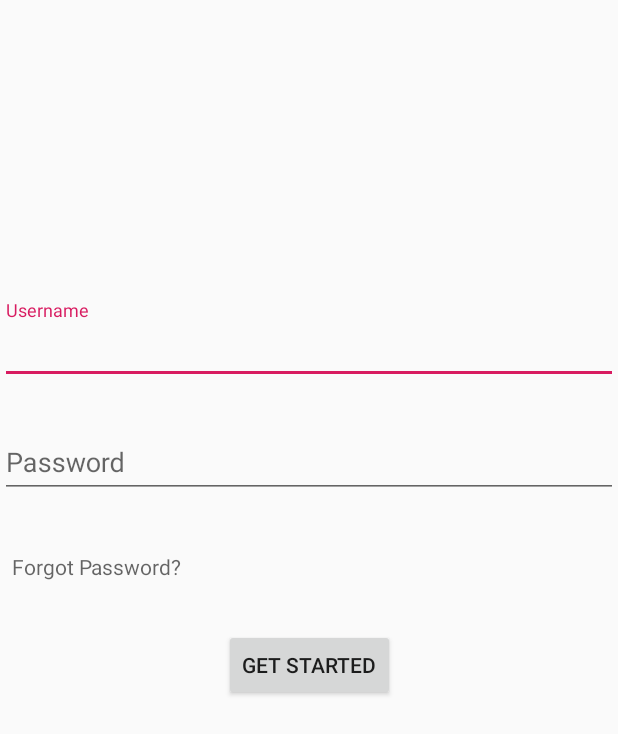
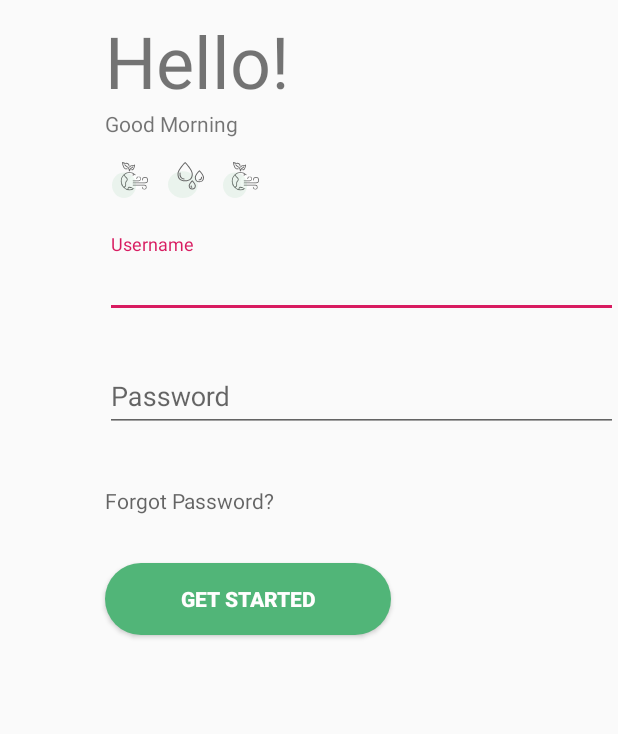
Before and after one commit to Deadshot619/MPCB, an Android app: the layout activity_login.xml on its own in the app's theme, with its tools: preview values and no code run, on a phone screen of 412 x 824 dp. Shown: the top 734 px of the screen. Run offline under Robolectric (Android 15) with nearby library versions, the phone set to English and light mode, and no system bars.

Commit message:
#commit for splash screen and login screen ui

```diff
--- a/app/src/main/java/com/example/mpcb/splash/SplashActivity.kt
+++ b/app/src/main/java/com/example/mpcb/splash/SplashActivity.kt
@@ -27,11 +27,10 @@ class SplashActivity : BaseActivity<ActivitySplashBinding, SplashViewModel>(), S
 
     override fun onBinding() {
         handler.postDelayed({
-
             IntentNavigator.navigateToLoginActivity(this)
             mPref.setLogin(true)
             mPref.setPreferences(Constants.mloginUserKey,"ABCD")
-        }, 2000)
+        }, 20000)
 
 
     }
--- /dev/null
+++ b/app/src/main/res/drawable/btn_drawable.xml
@@ -0,0 +1,18 @@
+<?xml version="1.0" encoding="utf-8"?>
+<shape xmlns:android="http://schemas.android.com/apk/res/android"
+       android:shape="rectangle">
+
+    <size
+            android:width="25dp"
+            android:height="5dp"
+    />
+
+    <solid
+            android:color="@color/colorBtn"
+    />
+
+    <corners
+            android:radius="30dp"
+    />
+
+</shape>
--- /dev/null
+++ b/app/src/main/res/drawable/ic_noise_logo.xml
@@ -0,0 +1,9 @@
+<vector android:height="24dp" android:viewportHeight="28.975"
+    android:viewportWidth="29.67" android:width="24dp" xmlns:android="http://schemas.android.com/apk/res/android">
+    <path android:fillAlpha="0.097" android:fillColor="#51b578"
+        android:pathData="M11,17.975m-11,0a11,11 0,1 1,22 0a11,11 0,1 1,-22 0" android:strokeAlpha="0.097"/>
+    <path android:fillColor="#676767" android:pathData="M20.772,10.847a1.037,1.037 0,0 0,0 -1.466l-0.489,-0.489a1.037,1.037 0,0 0,-1.466 0l-3.594,-3.594 -1.841,6.593 -3.11,3.111a1.038,1.038 0,0 0,0 1.466l-0.489,0.489a2.073,2.073 0,0 0,2.932 2.932l0.489,-0.488a1.037,1.037 0,0 0,1.466 0l3.112,-3.113 6.59,-1.841zM19.795,9.381l0.489,0.489a0.345,0.345 0,0 1,0 0.489l-0.489,-0.489 -0.489,-0.489a0.345,0.345 0,0 1,0.489 0zM15.572,6.624l7.472,7.472 -5.345,1.5 -3.623,-3.624zM12.713,18.912l-0.489,0.489a1.417,1.417 0,0 1,-1.955 0,1.385 1.385,0 0,1 0,-1.955l0.489,-0.489zM14.179,18.912a0.346,0.346 0,0 1,-0.489 0l-2.932,-2.932a0.346,0.346 0,0 1,0 -0.489l2.933,-2.932 3.421,3.421zM14.179,18.912"/>
+    <path android:fillColor="#676767" android:pathData="M27.596,6.911v-2.419h-2.42v0.691h1.239l-1.61,1.61 -1.728,-1.382 -1.947,1.947 0.489,0.489 1.509,-1.509 1.728,1.382 2.048,-2.048v1.239zM27.596,6.911"/>
+    <path android:fillColor="#676767" android:pathData="M20.71,1.842l1.728,1.382 2.048,-2.048v1.243h0.691L25.177,0h-2.42v0.691h1.239l-1.61,1.61 -1.729,-1.382 -1.947,1.947 0.489,0.489zM20.71,1.842"/>
+    <path android:fillColor="#676767" android:pathData="M27.25,9.33v0.691h1.239l-1.61,1.61 -1.728,-1.382 -1.947,1.947 0.489,0.489 1.509,-1.509 1.728,1.382 2.048,-2.048v1.239h0.691v-2.419zM27.25,9.33"/>
+</vector>
--- /dev/null
+++ b/app/src/main/res/drawable/ic_plantaion_logo.xml
@@ -0,0 +1,13 @@
+<vector android:height="24dp" android:viewportHeight="31.19"
+    android:viewportWidth="32.846" android:width="24dp" xmlns:android="http://schemas.android.com/apk/res/android">
+    <path android:fillColor="#676767" android:pathData="M15.856,2.855a2.327,2.327 0,0 0,-0.279 -0.884,2.186 2.186,0 0,0 -0.635,-0.711 3.424,3.424 0,0 0,-2.418 -0.489,5.137 5.137,0 0,1 -2.75,-0.7 0.374,0.374 0,0 0,-0.594 0.341,9.843 9.843,0 0,0 1.39,4.593 3.141,3.141 0,0 0,1.546 1.248,2.378 2.378,0 0,0 1.665,-0.055 2.837,2.837 0,0 0,0.451 -0.224q-0.042,-0.074 -0.089,-0.146a2.441,2.441 0,0 0,-0.377 -0.444,2.062 2.062,0 0,1 -0.254,0.123 1.642,1.642 0,0 1,-1.149 0.04,2.414 2.414,0 0,1 -1.168,-0.967 8.3,8.3 0,0 1,-1.176 -3.556,5.328 5.328,0 0,0 2.577,0.484 2.729,2.729 0,0 1,1.9 0.351,1.443 1.443,0 0,1 0.423,0.47 1.578,1.578 0,0 1,0.188 0.6,2.053 2.053,0 0,1 -0.028,0.605 4.48,4.48 0,0 1,0.616 0.588,2.94 2.94,0 0,0 0.161,-1.267z"/>
+    <path android:fillColor="#676767" android:pathData="M19.34,3.822a0.374,0.374 0,0 0,-0.522 0.087l-0.009,0.013a2.869,2.869 0,0 1,-1.077 0.833,3.486 3.486,0 0,0 -1.726,1.623 4.391,4.391 0,0 0,-2.587 -3,3.961 3.961,0 0,1 -1.5,-1.168 0.374,0.374 0,0 0,-0.618 0.423,4.546 4.546,0 0,0 1.758,1.4c1.075,0.586 2.2,1.206 2.441,3.89h0.438c0.11,0 0.389,0 0.423,0.011a2.813,2.813 0,0 1,1.726 -2.509,3.533 3.533,0 0,0 1.339,-1.081 0.374,0.374 0,0 0,-0.086 -0.522z"/>
+    <path android:fillColor="#676767" android:pathData="M15.934,8.658a7.929,7.929 0,1 0,7.924 7.934,7.929 7.929,0 0,0 -7.924,-7.934zM19.814,10.558a7.193,7.193 0,0 1,2.9 3.713,10.633 10.633,0 0,0 -1.529,-1.079c-1.035,-0.634 -1.796,-1.111 -1.371,-2.634zM10.227,20.958a7.191,7.191 0,0 1,0.616 -9.446,4.953 4.953,0 0,0 1.642,2.06c0.565,0.484 1.07,0.92 1.081,1.527a1.843,1.843 0,0 1,-0.563 1.138,3.821 3.821,0 0,0 -0.886,1.6 4.771,4.771 0,0 0,-0.038 1.163,4.718 4.718,0 0,1 -0.144,1.8c-0.179,0.428 -0.636,0.597 -1.708,0.158zM15.927,23.767a7.255,7.255 0,0 1,-0.876 -0.053,1.14 1.14,0 0,1 0.393,-1.4c0.33,-0.241 1.24,0.03 2.2,0.315 0.5,0.148 1,0.3 1.481,0.391a7.149,7.149 0,0 1,-3.202 0.747zM20.221,22.339a6.313,6.313 0,0 1,-2.374 -0.423c-1.14,-0.341 -2.223,-0.662 -2.854,-0.2a1.779,1.779 0,0 0,-0.759 1.851,7.159 7.159,0 0,1 -3.05,-1.591 1.341,1.341 0,0 0,1.445 -0.874,5.382 5.382,0 0,0 0.212,-2.126 4.544,4.544 0,0 1,0.017 -0.963,3.213 3.213,0 0,1 0.738,-1.3 2.355,2.355 0,0 0,0.73 -1.62c-0.017,-0.948 -0.635,-1.481 -1.341,-2.086a4.054,4.054 0,0 1,-1.513 -2.041,7.17 7.17,0 0,1 7.677,-0.8c-0.717,2.2 0.286,2.816 1.644,3.658a7.12,7.12 0,0 1,2.255 1.917,7.2 7.2,0 0,1 -2.826,6.592z"/>
+    <path android:fillColor="#fff" android:pathData="M22.083,11.228A6.108,6.108 0,1 1,15.975 17.336,6.108 6.108,0 0,1 22.083,11.228z"/>
+    <path android:fillColor="#676767" android:pathData="M20.689,2.251a0.374,0.374 0,0 0,-0.227 0.05,3.784 3.784,0 0,1 -2,0.51 2.627,2.627 0,0 0,-1.857 0.379,1.716 1.716,0 0,0 -0.5,0.556 1.822,1.822 0,0 0,-0.212 0.692,2.185 2.185,0 0,0 0.032,0.7 3.836,3.836 0,0 1,0.711 -0.6v-0.018a1.073,1.073 0,0 1,0.127 -0.408,0.973 0.973,0 0,1 0.286,-0.313 1.879,1.879 0,0 1,1.339 -0.241,3.914 3.914,0 0,0 1.8,-0.3 5.859,5.859 0,0 1,-0.831 2.422,1.692 1.692,0 0,1 -0.817,0.681 1.1,1.1 0,0 1,-0.613 0.028,3.452 3.452,0 0,0 -0.518,0.6l0.08,0.034a1.857,1.857 0,0 0,1.3 0.042,2.42 2.42,0 0,0 1.191,-0.963 7.4,7.4 0,0 0,1.045 -3.444,0.374 0.374,0 0,0 -0.336,-0.407z"/>
+    <path android:fillColor="#676767" android:pathData="M30.114,12.999a2.735,2.735 0,0 0,-2.73 2.732,0.3 0.3,0 1,0 0.607,0 2.125,2.125 0,1 1,2.125 2.125L19.184,17.856a0.3,0.3 0,0 0,0 0.607h10.93a2.732,2.732 0,1 0,0 -5.463z"/>
+    <path android:fillColor="#676767" android:pathData="M24.347,12.392a2.127,2.127 0,0 0,-2.125 2.125,0.3 0.3,0 1,0 0.607,0 1.518,1.518 0,1 1,1.518 1.518L19.184,16.035a0.3,0.3 0,0 0,0 0.607h5.16a2.125,2.125 0,0 0,0 -4.249z"/>
+    <path android:fillColor="#676767" android:pathData="M29.507,19.676L19.184,19.676a0.3,0.3 0,1 0,0 0.607h10.32a1.518,1.518 0,1 1,-1.518 1.518,0.3 0.3,0 0,0 -0.607,0A2.125,2.125 0,1 0,29.507 19.676z"/>
+    <path android:fillAlpha="0.097" android:fillColor="#51b578"
+        android:pathData="M11,20.19m-11,0a11,11 0,1 1,22 0a11,11 0,1 1,-22 0" android:strokeAlpha="0.097"/>
+</vector>
--- /dev/null
+++ b/app/src/main/res/drawable/ic_water_logo.xml
@@ -0,0 +1,11 @@
+<vector android:height="24dp" android:viewportHeight="29.488"
+    android:viewportWidth="26.556" android:width="24dp" xmlns:android="http://schemas.android.com/apk/res/android">
+    <path android:fillAlpha="0.097" android:fillColor="#51b578"
+        android:pathData="M11,18.488m-11,0a11,11 0,1 1,22 0a11,11 0,1 1,-22 0" android:strokeAlpha="0.097"/>
+    <path android:fillColor="#676767" android:pathData="M12.642,15.789c3.638,0 5.641,-2.137 5.641,-6.017 0,-3.633 -5.143,-9.409 -5.361,-9.653a0.388,0.388 0,0 0,-0.56 0C12.143,0.363 7,6.139 7,9.772c0,3.88 2.004,6.017 5.642,6.017zM12.642,0.944c1.077,1.264 4.889,5.94 4.889,8.828 0,2.4 -0.848,5.265 -4.889,5.265S7.753,12.174 7.753,9.772C7.753,6.884 11.563,2.208 12.642,0.944zM12.642,0.944"/>
+    <path android:fillColor="#676767" android:pathData="M23.172,16.541c2.151,0 3.385,-1.435 3.385,-3.939 0,-2.351 -2.983,-5.582 -3.109,-5.719a0.387,0.387 0,0 0,-0.551 0c-0.127,0.137 -3.109,3.368 -3.109,5.719 0,2.504 1.233,3.939 3.384,3.939zM23.172,7.707c0.725,0.844 2.633,3.222 2.633,4.9 0,2.115 -0.886,3.187 -2.633,3.187s-2.633,-1.072 -2.633,-3.187c0.001,-1.678 1.911,-4.056 2.633,-4.9zM23.172,7.707"/>
+    <path android:fillColor="#676767" android:pathData="M17.625,15.164c-0.1,0.109 -2.35,2.684 -2.35,4.386 0,1.912 0.96,3.009 2.633,3.009s2.633,-1.1 2.633,-3.009c0,-1.7 -2.255,-4.277 -2.35,-4.386a0.388,0.388 0,0 0,-0.564 0zM17.907,21.806c-1.247,0 -1.88,-0.759 -1.88,-2.257 0,-1.022 1.177,-2.686 1.88,-3.553 0.7,0.865 1.88,2.53 1.88,3.553 0,1.498 -0.633,2.258 -1.88,2.258zM17.907,21.806"/>
+    <path android:fillColor="#676767" android:pathData="M11.852,14.283h0.038a0.376,0.376 0,0 0,0.038 -0.75,2.755 2.755,0 0,1 -2.009,-1.026 5.126,5.126 0,0 1,-0.666 -3.427,0.376 0.376,0 0,0 -0.742,-0.123 5.8,5.8 0,0 0,0.808 4.005,3.476 3.476,0 0,0 2.533,1.321zM11.852,14.283"/>
+    <path android:fillColor="#676767" android:pathData="M22.796,15.037a2.618,2.618 0,0 0,1.839 -0.792,2.248 2.248,0 0,0 0.412,-1.9 0.376,0.376 0,0 0,-0.742 0.124,1.543 1.543,0 0,1 -0.241,1.289 1.872,1.872 0,0 1,-1.268 0.53,0.376 0.376,0 0,0 0,0.752zM22.796,15.037"/>
+    <path android:fillColor="#676767" android:pathData="M17.698,20.342a0.431,0.431 0,0 1,-0.208 -0.624,0.376 0.376,0 0,0 -0.673,-0.336 1.183,1.183 0,0 0,0.544 1.635,0.376 0.376,0 1,0 0.336,-0.673zM17.698,20.342"/>
+</vector>
--- a/app/src/main/res/layout/activity_login.xml
+++ b/app/src/main/res/layout/activity_login.xml
@@ -1,19 +1,81 @@
 <?xml version="1.0" encoding="utf-8"?>
 <layout xmlns:android="http://schemas.android.com/apk/res/android"
-        xmlns:app="http://schemas.android.com/apk/res-auto" xmlns:tools="http://schemas.android.com/tools">
+        xmlns:app="http://schemas.android.com/apk/res-auto"
+        xmlns:tools="http://schemas.android.com/tools">
+
+
     <androidx.constraintlayout.widget.ConstraintLayout
             android:layout_width="match_parent"
             android:layout_height="match_parent"
             tools:context=".login.LoginActivity">
 
+
+        <androidx.appcompat.widget.AppCompatTextView
+                android:id="@+id/welome_msg_one"
+                android:layout_width="0dp"
+                android:layout_height="wrap_content"
+                android:text="Hello!"
+                android:textSize="48sp"
+                app:layout_constraintStart_toStartOf="@+id/splash_guideline"
+                android:layout_marginLeft="8dp"
+                android:layout_marginStart="8dp"
+                android:layout_marginTop="8dp"
+                app:layout_constraintTop_toTopOf="parent"/>
+
+        <androidx.appcompat.widget.AppCompatTextView
+                android:id="@+id/welcome_msg_two"
+                android:layout_width="wrap_content"
+                android:layout_height="wrap_content"
+                android:text="Good Morning"
+                app:layout_constraintStart_toStartOf="@+id/splash_guideline"
+                android:layout_marginLeft="8dp"
+                android:layout_marginStart="8dp"
+                app:layout_constraintTop_toBottomOf="@+id/welome_msg_one"/>
+
+        <androidx.appcompat.widget.AppCompatImageView
+                android:id="@+id/login_welcome_logo1"
+                android:layout_width="wrap_content"
+                android:layout_height="wrap_content"
+                android:background="@drawable/ic_plantaion_logo"
+                app:layout_constraintHorizontal_chainStyle="spread"
+                app:layout_constraintStart_toStartOf="@+id/splash_guideline"
+                app:layout_constraintHorizontal_bias="0.5"
+                app:layout_constraintEnd_toStartOf="@+id/login_welcome_logo2"
+                android:layout_marginTop="16dp"
+                app:layout_constraintTop_toBottomOf="@+id/welcome_msg_two"/>
+
+        <androidx.appcompat.widget.AppCompatImageView
+                android:id="@+id/login_welcome_logo2"
+                android:layout_width="wrap_content"
+                android:layout_height="wrap_content"
+                android:background="@drawable/ic_water_logo"
+                app:layout_constraintStart_toEndOf="@+id/login_welcome_logo1"
+                app:layout_constraintHorizontal_bias="0.5"
+                app:layout_constraintEnd_toStartOf="@+id/login_welcome_logo3"
+                android:layout_marginTop="16dp"
+                app:layout_constraintTop_toBottomOf="@+id/welcome_msg_two"/>
+
+        <androidx.appcompat.widget.AppCompatImageView
+                android:id="@+id/login_welcome_logo3"
+                android:layout_width="wrap_content"
+                android:layout_height="wrap_content"
+                android:background="@drawable/ic_plantaion_logo"
+                app:layout_constraintStart_toEndOf="@+id/login_welcome_logo2"
+                android:layout_marginTop="16dp"
+                app:layout_constraintTop_toBottomOf="@+id/welcome_msg_two"
+                app:layout_constraintEnd_toEndOf="@+id/welome_msg_one" android:layout_marginEnd="8dp"
+                android:layout_marginRight="8dp"/>
+
         <com.google.android.material.textfield.TextInputLayout
                 android:id="@+id/usernameLayout"
-                android:layout_width="match_parent"
-                android:layout_marginTop="200dp"
+                android:layout_width="0dp"
                 android:layout_height="wrap_content"
-                app:layout_constraintTop_toTopOf="parent"
                 app:layout_constraintEnd_toEndOf="parent"
-                app:layout_constraintStart_toStartOf="parent">
+                app:layout_constraintStart_toStartOf="@+id/splash_guideline"
+                android:layout_marginLeft="8dp"
+                android:layout_marginStart="8dp"
+                android:layout_marginTop="24dp"
+                app:layout_constraintTop_toBottomOf="@+id/login_welcome_logo2">
             <androidx.appcompat.widget.AppCompatEditText
                     android:hint="Username"
                     android:layout_width="match_parent"
@@ -22,12 +84,13 @@
 
         <com.google.android.material.textfield.TextInputLayout
                 android:id="@+id/passwordLayout"
-                android:layout_width="match_parent"
+                android:layout_width="0dp"
                 android:layout_height="wrap_content"
                 android:layout_marginTop="20dp"
                 app:layout_constraintTop_toBottomOf="@id/usernameLayout"
                 app:layout_constraintEnd_toEndOf="parent"
-                app:layout_constraintStart_toStartOf="parent">
+                app:layout_constraintStart_toStartOf="@+id/splash_guideline" android:layout_marginLeft="8dp"
+                android:layout_marginStart="8dp">
             <androidx.appcompat.widget.AppCompatEditText
                     android:hint="Password"
                     android:inputType="textPassword"
@@ -38,18 +101,16 @@
 
         <androidx.appcompat.widget.AppCompatTextView
                 android:id="@+id/btnForgetPass"
-                android:layout_width="match_parent"
+                android:layout_width="0dp"
                 android:layout_height="wrap_content"
                 android:hint="Forgot Password?"
-                app:layout_constraintStart_toStartOf="parent"
-                android:layout_marginLeft="8dp"
-                android:layout_marginStart="8dp"
                 app:layout_constraintEnd_toEndOf="parent"
                 android:layout_marginEnd="8dp"
                 android:layout_marginRight="8dp"
                 app:layout_constraintTop_toBottomOf="@+id/passwordLayout"
                 android:layout_marginTop="36dp"
-                app:layout_constraintHorizontal_bias="0.0"/>
+                app:layout_constraintStart_toStartOf="@+id/splash_guideline" android:layout_marginLeft="8dp"
+                android:layout_marginStart="8dp"/>
 
 
         <androidx.appcompat.widget.AppCompatButton
@@ -57,8 +118,23 @@
                 android:layout_width="wrap_content"
                 android:layout_height="wrap_content"
                 android:text="get started"
-                app:layout_constraintEnd_toEndOf="parent"
-                app:layout_constraintStart_toStartOf="parent"
-                app:layout_constraintTop_toBottomOf="@+id/btnForgetPass" android:layout_marginTop="32dp"/>
+                android:paddingLeft="50dp"
+                android:paddingRight="50dp"
+                android:textColor="@color/white"
+                android:textStyle="bold"
+                android:background="@drawable/btn_drawable"
+                app:layout_constraintTop_toBottomOf="@+id/btnForgetPass"
+                android:layout_marginTop="32dp"
+                android:layout_marginStart="8dp"
+                app:layout_constraintStart_toStartOf="@+id/splash_guideline"
+                android:layout_marginLeft="8dp"/>
+
+        <androidx.constraintlayout.widget.Guideline
+                android:id="@+id/splash_guideline"
+                android:layout_width="wrap_content"
+                android:layout_height="wrap_content"
+                android:orientation="vertical"
+                app:layout_constraintGuide_percent="0.15"/>
+
     </androidx.constraintlayout.widget.ConstraintLayout>
 </layout>
--- a/app/src/main/res/layout/activity_splash.xml
+++ b/app/src/main/res/layout/activity_splash.xml
@@ -1,6 +1,7 @@
 <?xml version="1.0" encoding="utf-8"?>
 <layout xmlns:android="http://schemas.android.com/apk/res/android"
-        xmlns:app="http://schemas.android.com/apk/res-auto" xmlns:tools="http://schemas.android.com/tools">
+        xmlns:app="http://schemas.android.com/apk/res-auto"
+        xmlns:tools="http://schemas.android.com/tools">
 
     <androidx.constraintlayout.widget.ConstraintLayout
             android:layout_width="match_parent"
@@ -8,19 +9,49 @@
             tools:context=".splash.SplashActivity">
 
         <androidx.appcompat.widget.AppCompatImageView
+                android:id="@+id/imgvw_logo"
                 android:text="Splash Screen"
                 android:textSize="20sp"
+                android:layout_width="match_parent"
+                android:layout_height="0dp"
+                android:background="@drawable/mpcb_logo"
+                app:layout_constraintEnd_toEndOf="parent"
+                app:layout_constraintStart_toStartOf="parent"
+                android:layout_marginTop="72dp"
+                app:layout_constraintTop_toTopOf="parent"
+                android:layout_marginLeft="24dp"
+                android:layout_marginStart="24dp"
+                android:layout_marginEnd="24dp"
+                android:layout_marginRight="24dp"
+                android:layout_marginBottom="0dp"
+                app:layout_constraintBottom_toTopOf="@+id/splash_guideline_logo_ref"/>
+
+        <ImageView
+                android:id="@+id/imgvw_background"
+                android:layout_width="match_parent"
+                android:layout_height="0dp"
+                android:background="@drawable/ic_background"
+                app:layout_constraintBottom_toBottomOf="parent"
+                app:layout_constraintEnd_toEndOf="parent"
+                app:layout_constraintStart_toStartOf="parent"
+                android:layout_marginTop="8dp"
+                app:layout_constraintTop_toBottomOf="@+id/splash_guideline"/>
+
+
+        <androidx.constraintlayout.widget.Guideline
+                android:id="@+id/splash_guideline"
                 android:layout_width="wrap_content"
                 android:layout_height="wrap_content"
-                android:background="@drawable/mpcb_logo"
-                android:layout_marginEnd="8dp"
-                app:layout_constraintEnd_toEndOf="parent"
-                android:layout_marginRight="8dp"
-                android:layout_marginStart="8dp"
-                app:layout_constraintStart_toStartOf="parent"
-                android:layout_marginLeft="8dp"
-                android:layout_marginTop="40dp"
-                app:layout_constraintTop_toTopOf="parent"/>
+                android:orientation="horizontal"
+                app:layout_constraintGuide_percent="0.75"/>
+
+        <androidx.constraintlayout.widget.Guideline
+                android:id="@+id/splash_guideline_logo_ref"
+                android:layout_width="wrap_content"
+                android:layout_height="wrap_content"
+                android:orientation="horizontal"
+                app:layout_constraintGuide_percent="0.25"/>
+
 
     </androidx.constraintlayout.widget.ConstraintLayout>
 </layout>
--- a/app/src/main/res/values/colors.xml
+++ b/app/src/main/res/values/colors.xml
@@ -3,4 +3,9 @@
     <color name="colorPrimary">#008577</color>
     <color name="colorPrimaryDark">#00574B</color>
     <color name="colorAccent">#D81B60</color>
+
+
+    <color name="white">#FFFEFE</color>
+    <color name="colorBtn">#51b578</color>
+
 </resources>
--- a/app/src/main/res/values/strings.xml
+++ b/app/src/main/res/values/strings.xml
@@ -1,3 +1,6 @@
 <resources>
     <string name="app_name">MPCB</string>
+
+
+
 </resources>
```
Also changed, not shown: app/src/main/res/drawable-hdpi/ic_background.png (added), app/src/main/res/drawable-mdpi/ic_background.png (added), app/src/main/res/drawable-xhdpi/ic_background.png (added), app/src/main/res/drawable-xxhdpi/ic_background.png (added), app/src/main/res/drawable-xxxhdpi/ic_background.png (added), 1 other file.
